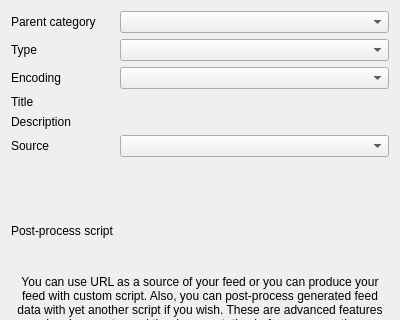
Qt form src/librssguard/services/standard/gui/standardfeeddetails.ui (norbusan/rssguard-debian) before a commit; both pictures show x 0 to 400 and y 0 to 320 of the 400 by 460 pixel window.
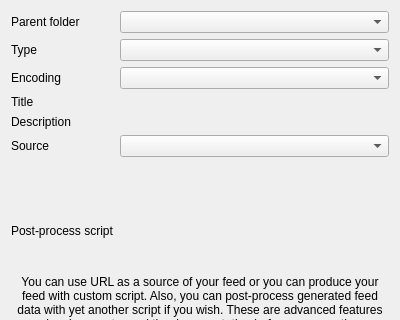
The same form after that commit. Custom widgets are drawn as their Qt base class.

Diff of the .ui file:
```diff
--- a/src/librssguard/services/standard/gui/standardfeeddetails.ui
+++ b/src/librssguard/services/standard/gui/standardfeeddetails.ui
@@ -17,7 +17,7 @@
    <item row="0" column="0">
     <widget class="QLabel" name="m_lblParentCategory">
      <property name="text">
-      <string>Parent category</string>
+      <string>Parent folder</string>
      </property>
      <property name="buddy">
       <cstring>m_cmbParentCategory</cstring>
```
